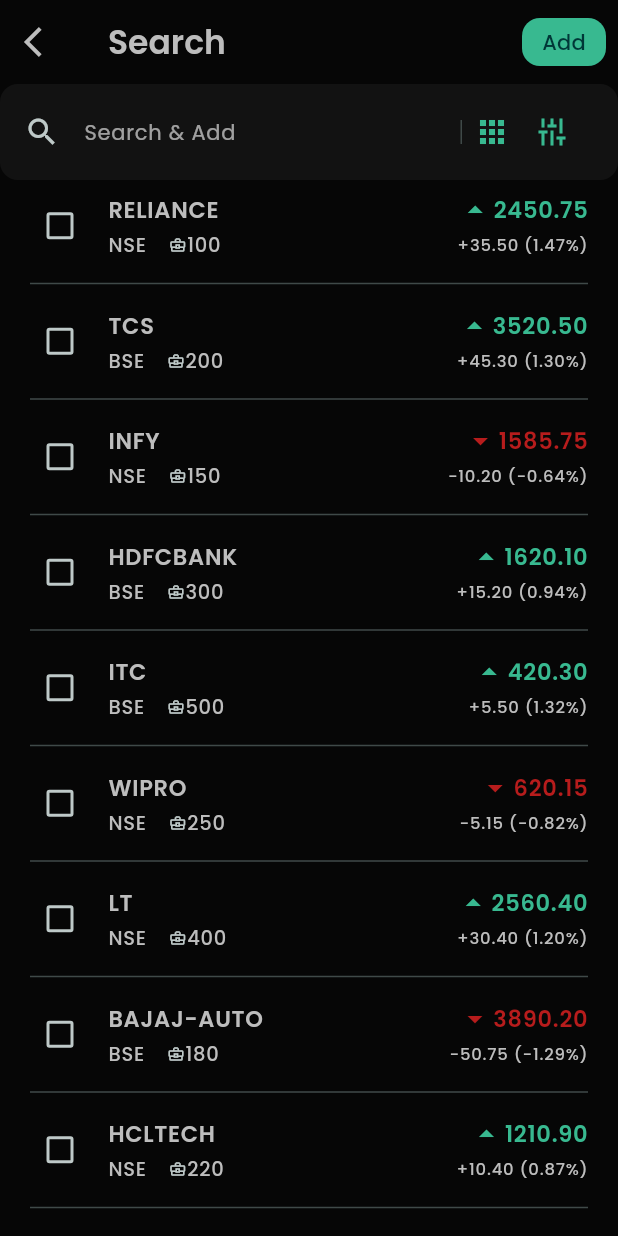
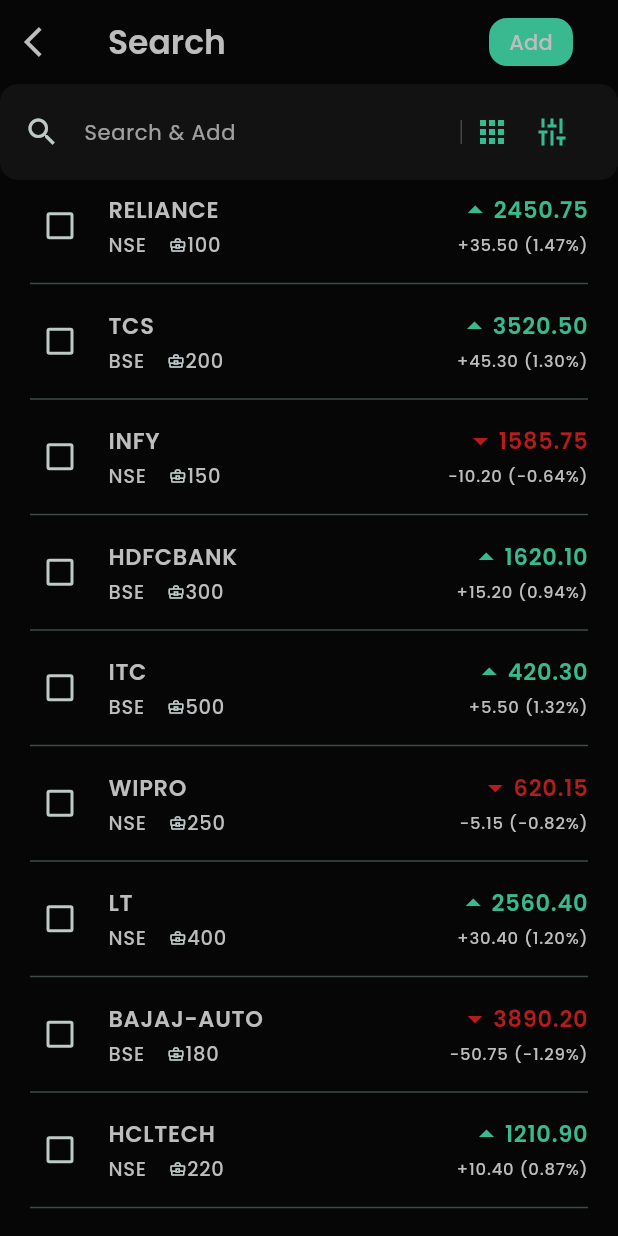
Before and after one commit to bharathisukumar99/watchlist_app, a Flutter app: the SearchScreen screen opened by its route, on a phone screen of 412 x 824 dp. Run offline on Flutter 3.47's test engine with Material 3 defaults, Android fonts, the phone set to English and light mode, and no system bars; our stand-ins replace bloc, flutter_bloc, go_router.

Commit message:
color code changed with theme base

```diff
--- a/lib/features/more/presentation/more_screen.dart
+++ b/lib/features/more/presentation/more_screen.dart
@@ -2,6 +2,7 @@
 
 import 'package:flutter/material.dart';
 import 'package:watchlist_app/features/home/presentation/home_screen.dart';
+import 'package:watchlist_app/features/home/widgets/custom_template.dart';
 
 class MoreScreen extends StatelessWidget {
   const MoreScreen({super.key});
--- a/lib/features/movers/presentation/movers_screen.dart
+++ b/lib/features/movers/presentation/movers_screen.dart
@@ -2,6 +2,7 @@
 
 import 'package:flutter/material.dart';
 import 'package:watchlist_app/features/home/presentation/home_screen.dart';
+import 'package:watchlist_app/features/home/widgets/custom_template.dart';
 
 class MoversScreen extends StatelessWidget {
   const MoversScreen({super.key});
--- a/lib/features/orders/presentation/order_screen.dart
+++ b/lib/features/orders/presentation/order_screen.dart
@@ -2,6 +2,7 @@
 
 import 'package:flutter/material.dart';
 import 'package:watchlist_app/features/home/presentation/home_screen.dart';
+import 'package:watchlist_app/features/home/widgets/custom_template.dart';
 
 class OrderScreen extends StatelessWidget {
   const OrderScreen({super.key});
--- a/lib/features/portfolio/presentation/portfolio_screen.dart
+++ b/lib/features/portfolio/presentation/portfolio_screen.dart
@@ -2,6 +2,7 @@
 
 import 'package:flutter/material.dart';
 import 'package:watchlist_app/features/home/presentation/home_screen.dart';
+import 'package:watchlist_app/features/home/widgets/custom_template.dart';
 
 class PortfolioScreen extends StatelessWidget {
   const PortfolioScreen({super.key});
--- a/lib/features/watchlist/widgets/search_box.dart
+++ b/lib/features/watchlist/widgets/search_box.dart
@@ -19,7 +19,7 @@ class SearchBox extends StatelessWidget {
         Container(
           decoration: BoxDecoration(
             borderRadius: BorderRadius.circular(12),
-            color: Color(0xff121212),
+            color: Theme.of(context).colorScheme.primaryContainer,
           ),
           child: ListTile(
             onTap: onTap,
@@ -55,7 +55,7 @@ class SearchBox extends StatelessWidget {
                   onPressed: readOnly ? null : () {},
                   icon: Icon(
                     Icons.apps_rounded,
-                    color: Color(0xff38B990),
+                    color: Theme.of(context).primaryColor,
                   ),
                 ),
                 IconButton(
@@ -65,7 +65,7 @@ class SearchBox extends StatelessWidget {
                     quarterTurns: 1,
                     child: Icon(
                       Icons.tune,
-                      color: Color(0xff38B990),
+                      color: Theme.of(context).primaryColor,
                     ),
                   ),
                 )
--- a/lib/features/watchlist/widgets/wl_add_button.dart
+++ b/lib/features/watchlist/widgets/wl_add_button.dart
@@ -14,7 +14,7 @@ class WLAddButton extends StatelessWidget {
     return BlocBuilder<WatchlistBloc, WatchlistState>(
       builder: (context, state) {
         return Padding(
-          padding: const EdgeInsets.all(8.0),
+          padding: const EdgeInsets.fromLTRB(8, 8, 30, 8),
           child: FilledButton(
             onPressed: () {
               if (state.watchListGroup
--- a/lib/utils/theme.dart
+++ b/lib/utils/theme.dart
@@ -43,8 +43,8 @@ ColorScheme darkScheme() {
     brightness: Brightness.dark,
     primary: Color(0xff38B990),
     surfaceTint: Color(0xff80d5d4),
-    onPrimary: Color(0xff003737),
-    primaryContainer: Color(0xff004f50),
+    onPrimary: Color(0xffbdbdbd),
+    primaryContainer: Color(0xff121212),
     onPrimaryContainer: Color(0xff9cf1f0),
     secondary: Color(0xffb0cccb),
     onSecondary: Color(0xff1b3534),
```
Also changed, not shown: lib/features/home/presentation/home_screen.dart (+1 -27 lines), lib/features/home/widgets/bottom_navigation_item_widget.dart (+7 -4 lines), lib/features/home/widgets/custom_template.dart (added, +23 -0 lines).
